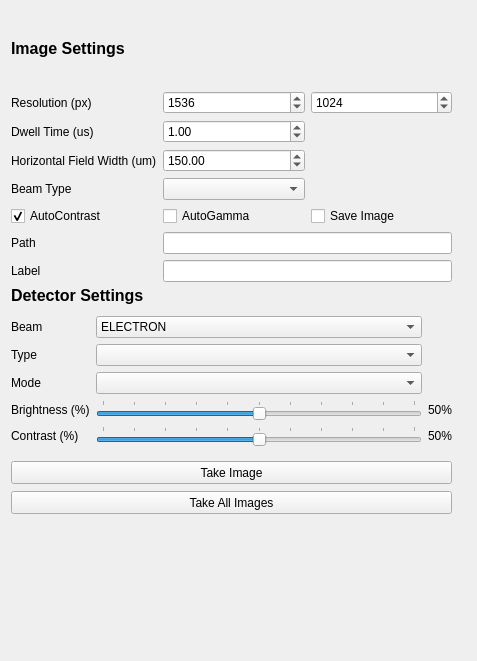
Before: the Qt Designer form fibsem/ui/qtdesigner_files/ImageSettingsWidget.ui in DeMarcoLab/fibsem, drawn with Qt 5.
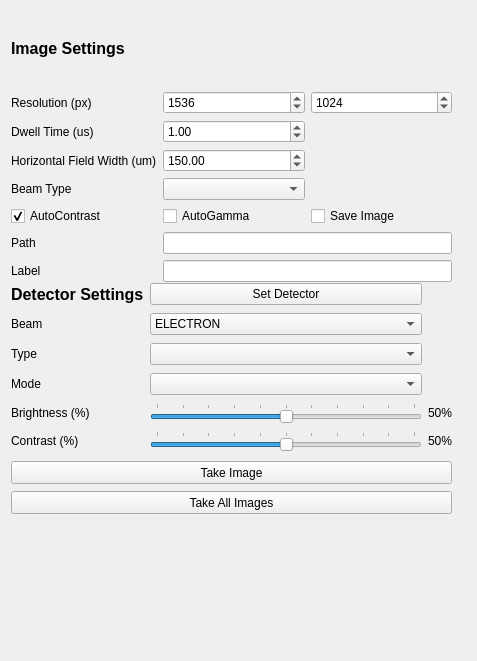
After: the same form once the commit is applied.

Commit message: finished adding detectors to ui

Patch:
```diff
--- a/fibsem/ui/qtdesigner_files/ImageSettingsWidget.ui
+++ b/fibsem/ui/qtdesigner_files/ImageSettingsWidget.ui
@@ -175,7 +175,7 @@
         <x>0</x>
         <y>270</y>
         <width>441</width>
-        <height>165</height>
+        <height>176</height>
        </rect>
       </property>
       <layout class="QGridLayout" name="gridLayout_3">
@@ -203,20 +203,6 @@
          </property>
         </widget>
        </item>
-       <item row="0" column="0" colspan="2">
-        <widget class="QLabel" name="label">
-         <property name="font">
-          <font>
-           <pointsize>12</pointsize>
-           <weight>75</weight>
-           <bold>true</bold>
-          </font>
-         </property>
-         <property name="text">
-          <string>Detector Settings</string>
-         </property>
-        </widget>
-       </item>
        <item row="5" column="0">
         <widget class="QLabel" name="label_5">
          <property name="text">
@@ -303,6 +289,27 @@
          </item>
         </widget>
        </item>
+       <item row="0" column="0">
+        <widget class="QLabel" name="label">
+         <property name="font">
+          <font>
+           <pointsize>12</pointsize>
+           <weight>75</weight>
+           <bold>true</bold>
+          </font>
+         </property>
+         <property name="text">
+          <string>Detector Settings</string>
+         </property>
+        </widget>
+       </item>
+       <item row="0" column="1">
+        <widget class="QPushButton" name="set_detector">
+         <property name="text">
+          <string>Set Detector</string>
+         </property>
+        </widget>
+       </item>
       </layout>
      </widget>
      <widget class="QPushButton" name="pushButton_take_all_images">
```
The commit also changes 4 other files.
